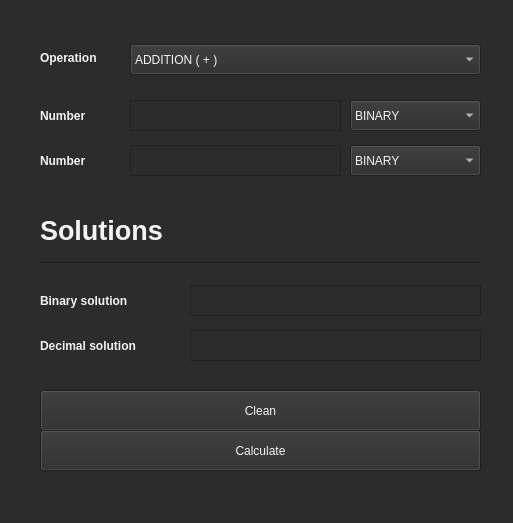
Qt form binary-calculator/mainwindow.ui (estebancb03/Binary-Calculator) before a commit.
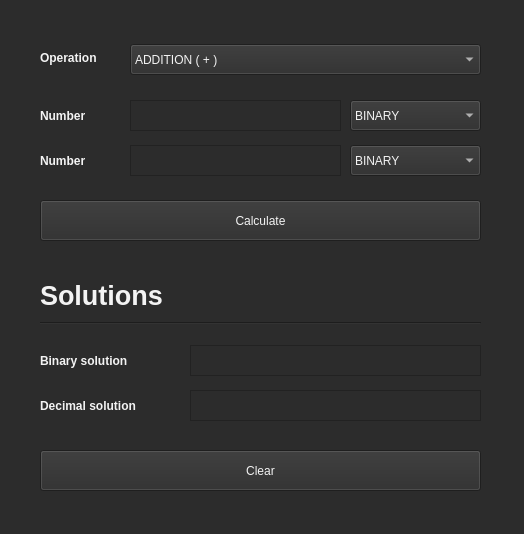
The same form after that commit. Icons and pictures are not drawn.

Commit message: Se agrega icono al programa

```diff
--- a/binary-calculator/mainwindow.ui
+++ b/binary-calculator/mainwindow.ui
@@ -12,8 +12,8 @@
    <rect>
     <x>0</x>
     <y>0</y>
-    <width>513</width>
-    <height>523</height>
+    <width>524</width>
+    <height>534</height>
    </rect>
   </property>
   <property name="windowTitle">
@@ -257,7 +257,7 @@
     <property name="geometry">
      <rect>
       <x>40</x>
-      <y>255</y>
+      <y>315</y>
       <width>441</width>
       <height>16</height>
      </rect>
@@ -274,7 +274,7 @@
     <property name="geometry">
      <rect>
       <x>40</x>
-      <y>390</y>
+      <y>450</y>
       <width>441</width>
       <height>41</height>
      </rect>
@@ -286,33 +286,14 @@
      <string notr="true">color: rgb(243, 243, 243);</string>
     </property>
     <property name="text">
-     <string>Clean</string>
-    </property>
-   </widget>
-   <widget class="QPushButton" name="calculatePushButton">
-    <property name="geometry">
-     <rect>
-      <x>40</x>
-      <y>430</y>
-      <width>441</width>
-      <height>41</height>
-     </rect>
-    </property>
-    <property name="cursor">
-     <cursorShape>PointingHandCursor</cursorShape>
-    </property>
-    <property name="styleSheet">
-     <string notr="true">color: rgb(243, 243, 243);</string>
-    </property>
-    <property name="text">
-     <string>Calculate</string>
+     <string>Clear</string>
     </property>
    </widget>
    <widget class="QLabel" name="operationLabel_2">
     <property name="geometry">
      <rect>
       <x>40</x>
-      <y>215</y>
+      <y>280</y>
       <width>441</width>
       <height>31</height>
      </rect>
@@ -338,7 +319,7 @@
     <property name="geometry">
      <rect>
       <x>40</x>
-      <y>290</y>
+      <y>350</y>
       <width>131</width>
       <height>21</height>
      </rect>
@@ -363,7 +344,7 @@
     <property name="geometry">
      <rect>
       <x>190</x>
-      <y>285</y>
+      <y>345</y>
       <width>291</width>
       <height>31</height>
      </rect>
@@ -380,7 +361,7 @@
     <property name="geometry">
      <rect>
       <x>40</x>
-      <y>335</y>
+      <y>395</y>
       <width>131</width>
       <height>21</height>
      </rect>
@@ -405,7 +386,7 @@
     <property name="geometry">
      <rect>
       <x>190</x>
-      <y>330</y>
+      <y>390</y>
       <width>291</width>
       <height>31</height>
      </rect>
@@ -419,6 +400,25 @@
 selection-background-color: rgb(243, 243, 243);</string>
     </property>
    </widget>
+   <widget class="QPushButton" name="calculatePushButton">
+    <property name="geometry">
+     <rect>
+      <x>40</x>
+      <y>200</y>
+      <width>441</width>
+      <height>41</height>
+     </rect>
+    </property>
+    <property name="cursor">
+     <cursorShape>PointingHandCursor</cursorShape>
+    </property>
+    <property name="styleSheet">
+     <string notr="true">color: rgb(243, 243, 243);</string>
+    </property>
+    <property name="text">
+     <string>Calculate</string>
+    </property>
+   </widget>
   </widget>
   <widget class="QMenuBar" name="menubar">
    <property name="geometry">
```
Left out of the diff: 8 changed lines with no effect on the pictures. The commit also changes 2 other files.
